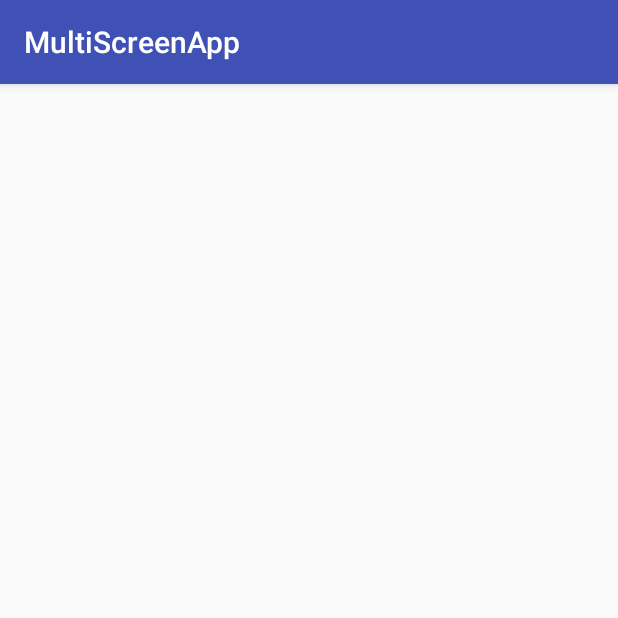
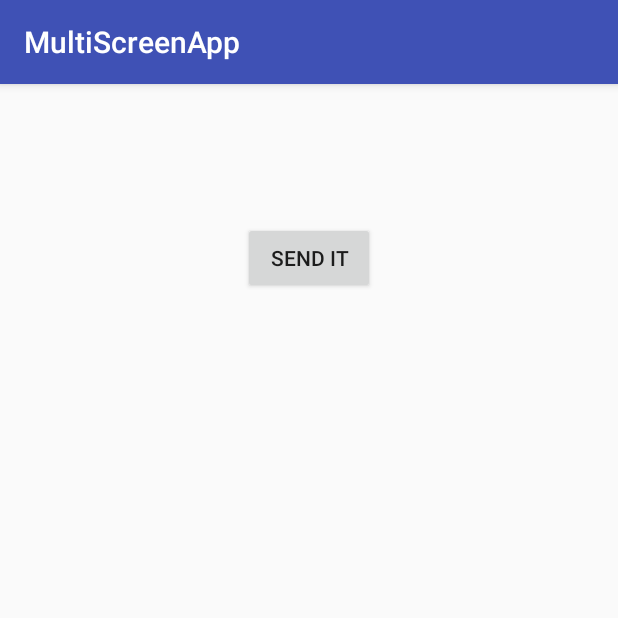
Before and after one commit to emasys/Android, an Android app: the screen it shows after launch (ReceiveActivity), after a tap on "SEND MESSAGE", on a phone screen of 412 x 824 dp, the top half of it. Run offline under Robolectric (Android 15) with nearby library versions, the phone set to English and light mode, and no system bars.

```diff
--- a/MultiScreenApp/app/src/main/java/com/example/android/multiscreenapp/ReceiveActivity.java
+++ b/MultiScreenApp/app/src/main/java/com/example/android/multiscreenapp/ReceiveActivity.java
@@ -1,14 +1,39 @@
 package com.example.android.multiscreenapp;
 
+import android.content.Intent;
 import android.support.v7.app.AppCompatActivity;
 import android.os.Bundle;
+import android.view.View;
+import android.widget.TextView;
 
 public class ReceiveActivity extends AppCompatActivity {
+
+    public static String EXTRA_MESSAGE = "message";
 
     @Override
     protected void onCreate(Bundle savedInstanceState) {
         super.onCreate(savedInstanceState);
         setContentView(R.layout.activity_receive);
+        Intent intent = getIntent();
+
+        String theMessage = intent.getStringExtra(EXTRA_MESSAGE);
+        TextView messageView = (TextView) findViewById(R.id.r_message);
+        messageView.setText(theMessage);
+
+    }
+
+    public void sendIt(View view){
+
+        TextView messageView = (TextView) findViewById(R.id.r_message);
+        String text = messageView.getText().toString();
+
+        Intent intent = new Intent(Intent.ACTION_SEND);
+        intent.setType("text/plain");
+        intent.putExtra(intent.EXTRA_TEXT, text);
+
+        Intent chooser = Intent.createChooser(intent, "choose your default app");
+        startActivity(chooser);
+
     }
 
 }
--- a/MultiScreenApp/app/src/main/java/com/example/android/multiscreenapp/SendActivity.java
+++ b/MultiScreenApp/app/src/main/java/com/example/android/multiscreenapp/SendActivity.java
@@ -4,6 +4,7 @@ import android.content.Intent;
 import android.support.v7.app.AppCompatActivity;
 import android.os.Bundle;
 import android.view.View;
+import android.widget.EditText;
 
 public class SendActivity extends AppCompatActivity {
 
@@ -16,6 +17,9 @@ public class SendActivity extends AppCompatActivity {
     public void sendMessage(View view){
 
         Intent intent = new Intent(this, ReceiveActivity.class);
+        EditText theMessage = (EditText) findViewById(R.id.message);
+        String message = theMessage.getText().toString();
+        intent.putExtra(ReceiveActivity.EXTRA_MESSAGE ,message);
         startActivity(intent);
 
     }
--- a/MultiScreenApp/app/src/main/res/layout/activity_receive.xml
+++ b/MultiScreenApp/app/src/main/res/layout/activity_receive.xml
@@ -4,6 +4,25 @@
     xmlns:tools="http://schemas.android.com/tools"
     android:layout_width="match_parent"
     android:layout_height="match_parent"
+    android:padding="16dp"
     tools:context="com.example.android.multiscreenapp.ReceiveActivity">
 
+    <TextView
+        android:id="@+id/r_message"
+        android:layout_width="wrap_content"
+        android:layout_height="wrap_content"
+        android:layout_alignParentTop="true"
+        android:layout_centerHorizontal="true"
+        android:layout_marginTop="29dp"
+        android:text="" />
+
+    <Button
+        android:id="@+id/button2"
+        android:layout_width="wrap_content"
+        android:layout_height="wrap_content"
+        android:layout_marginTop="27dp"
+        android:text="send it"
+        android:layout_below="@+id/r_message"
+        android:onClick="sendIt"
+        android:layout_centerHorizontal="true" />
 </RelativeLayout>
--- a/MultiScreenApp/app/src/main/res/layout/send_message.xml
+++ b/MultiScreenApp/app/src/main/res/layout/send_message.xml
@@ -4,6 +4,7 @@
     xmlns:tools="http://schemas.android.com/tools"
     android:layout_width="match_parent"
     android:layout_height="match_parent"
+    android:padding="16dp"
     tools:context="com.example.android.multiscreenapp.SendActivity">
 
     <Button
@@ -20,12 +21,12 @@
         android:layout_marginTop="28dp" />
 
     <EditText
-        android:id="@+id/editText"
+        android:id="@+id/message"
         android:layout_width="wrap_content"
         android:layout_height="wrap_content"
         android:ems="10"
         android:inputType="textPersonName"
-        android:text="Name"
+        android:text=""
         tools:layout_editor_absoluteY="84dp"
         tools:layout_editor_absoluteX="104dp"
         android:layout_marginStart="71dp"
--- a/SoccerScores/app/src/main/res/layout/activity_main.xml
+++ b/SoccerScores/app/src/main/res/layout/activity_main.xml
@@ -202,7 +202,7 @@
                     android:layout_height="wrap_content"
                     android:gravity="center_horizontal"
 
-                    android:text="0"
+                    android:text=""
 
                     android:textSize="64sp" />
             </LinearLayout>
```
Also changed, not shown: SoccerScores/app/src/main/java/com/example/android/soccerscores/MainActivity.java (+23 -1 lines).
